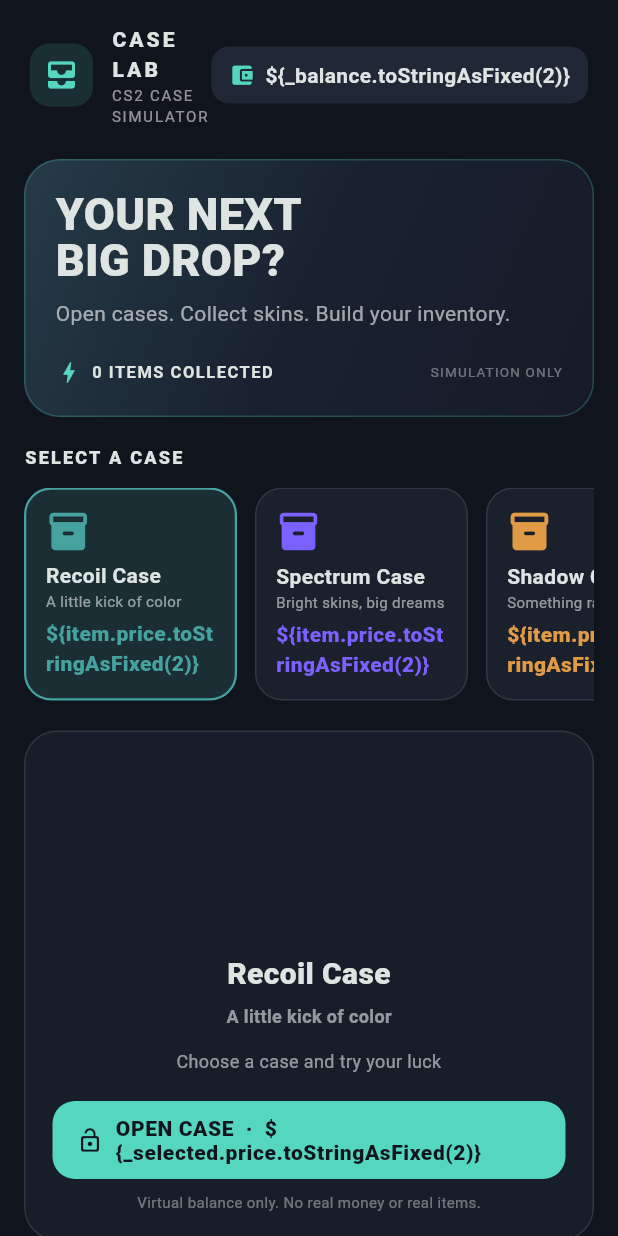
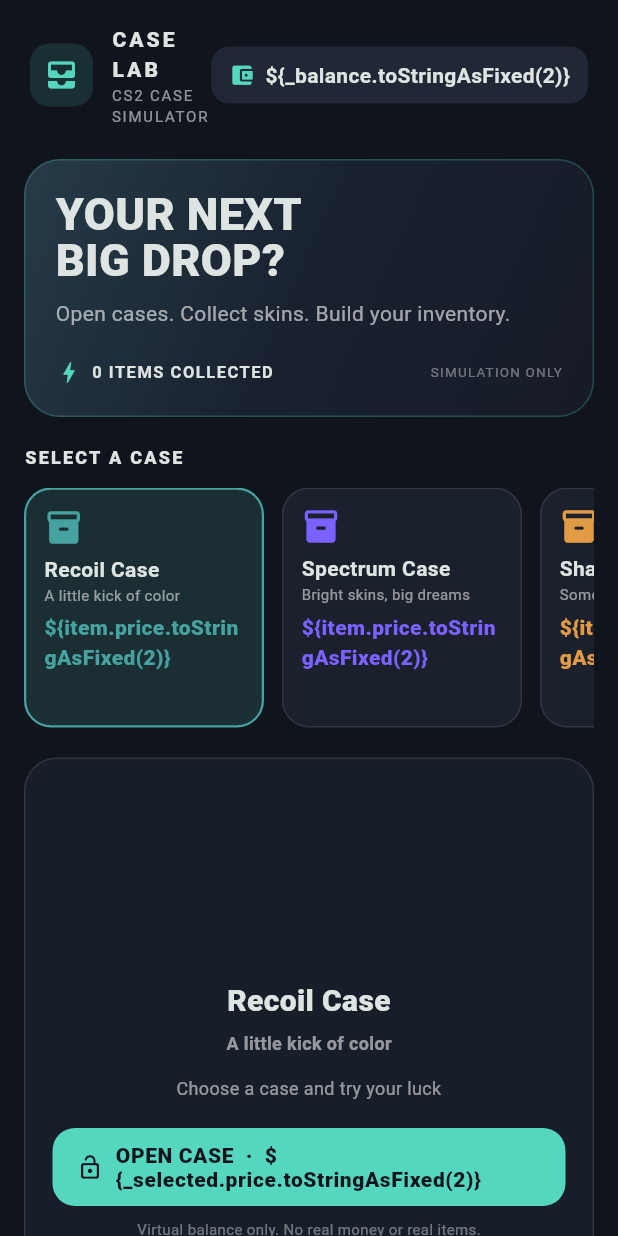
Before and after one commit to kochbratan67bratok/cases, a Flutter app: the screen it shows after launch, on a phone screen of 412 x 824 dp. Run offline on Flutter 3.47's test engine with Material 3 defaults, Android fonts, the phone set to English and light mode, and no system bars.

Commit message:
Fix case selector overflow in widget test

```diff
--- a/lib/main.dart
+++ b/lib/main.dart
@@ -281,7 +281,7 @@
           const Text('SELECT A CASE', style: TextStyle(fontWeight: FontWeight.w900, letterSpacing: 1.5, fontSize: 12)),
           const SizedBox(height: 12),
           SizedBox(
-            height: 142,
+            height: 160,
             child: ListView.separated(
               scrollDirection: Axis.horizontal,
               itemCount: caseList.length,
@@ -297,8 +297,8 @@
                   }),
                   child: AnimatedContainer(
                     duration: const Duration(milliseconds: 180),
-                    width: 142,
-                    padding: const EdgeInsets.all(13),
+                    width: 160,
+                    padding: const EdgeInsets.all(12),
                     decoration: BoxDecoration(
                       color: selected ? item.color.withValues(alpha: 0.18) : const Color(0xFF1A202C),
                       borderRadius: BorderRadius.circular(18),
@@ -307,9 +307,9 @@
                     child: Column(
                       crossAxisAlignment: CrossAxisAlignment.start,
                       children: [
-                        Icon(Icons.inventory_2_rounded, color: item.color, size: 30),
-                        const Spacer(),
-                        Text(item.name, style: const TextStyle(fontWeight: FontWeight.bold)),
+                        Icon(Icons.inventory_2_rounded, color: item.color, size: 26),
+                        const SizedBox(height: 5),
+                        Text(item.name, maxLines: 1, overflow: TextOverflow.ellipsis, style: const TextStyle(fontWeight: FontWeight.bold)),
                         Text(item.subtitle, maxLines: 1, overflow: TextOverflow.ellipsis, style: const TextStyle(fontSize: 10, color: Colors.white54)),
                         const SizedBox(height: 5),
                         Text('\${item.price.toStringAsFixed(2)}', style: TextStyle(color: item.color, fontWeight: FontWeight.w900)),
```
